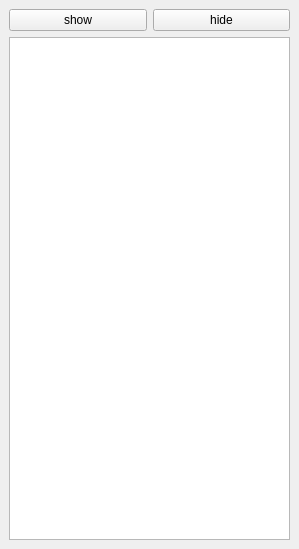
Old version of the form lib/searchdock_ui.ui in the repository kg4ydw/noacli.
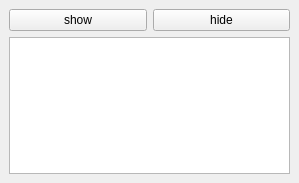
New version of the form.

The edit to the form file:
```diff
--- a/lib/searchdock_ui.ui
+++ b/lib/searchdock_ui.ui
@@ -7,7 +7,7 @@
     <x>0</x>
     <y>0</y>
     <width>299</width>
-    <height>549</height>
+    <height>183</height>
    </rect>
   </property>
   <property name="windowTitle">
@@ -35,6 +35,18 @@
     </item>
     <item>
      <widget class="QTableView" name="tableView">
+      <property name="sizePolicy">
+       <sizepolicy hsizetype="Expanding" vsizetype="Expanding">
+        <horstretch>0</horstretch>
+        <verstretch>0</verstretch>
+       </sizepolicy>
+      </property>
+      <property name="minimumSize">
+       <size>
+        <width>0</width>
+        <height>50</height>
+       </size>
+      </property>
       <property name="editTriggers">
        <set>QAbstractItemView::NoEditTriggers</set>
       </property>
```
